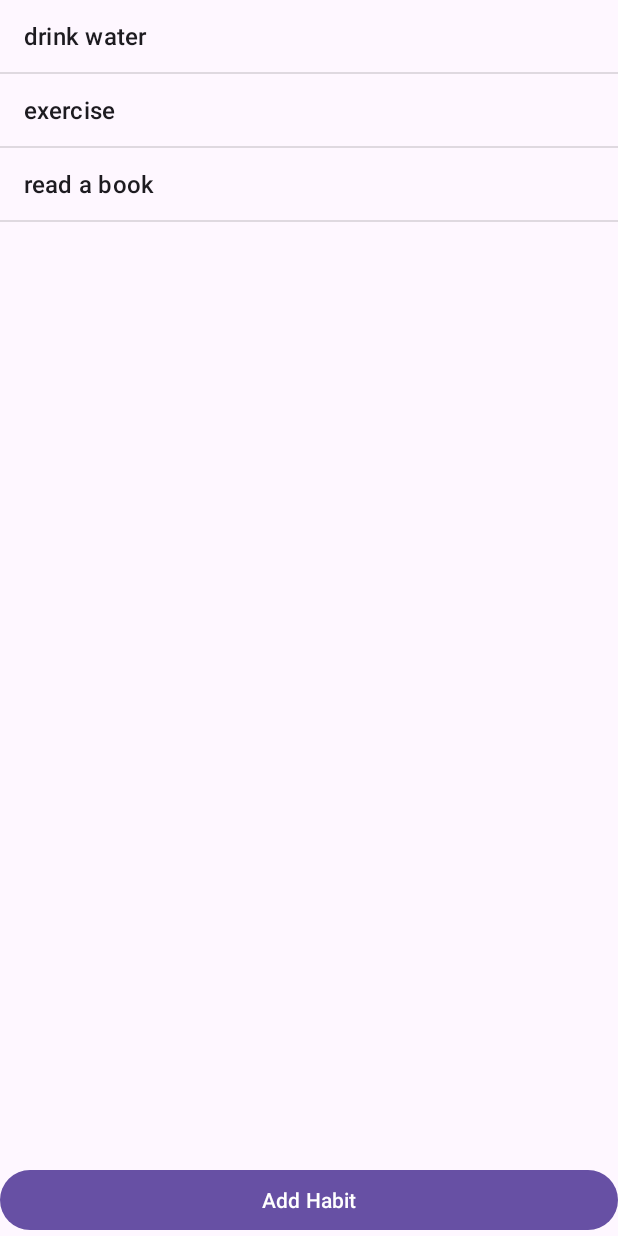
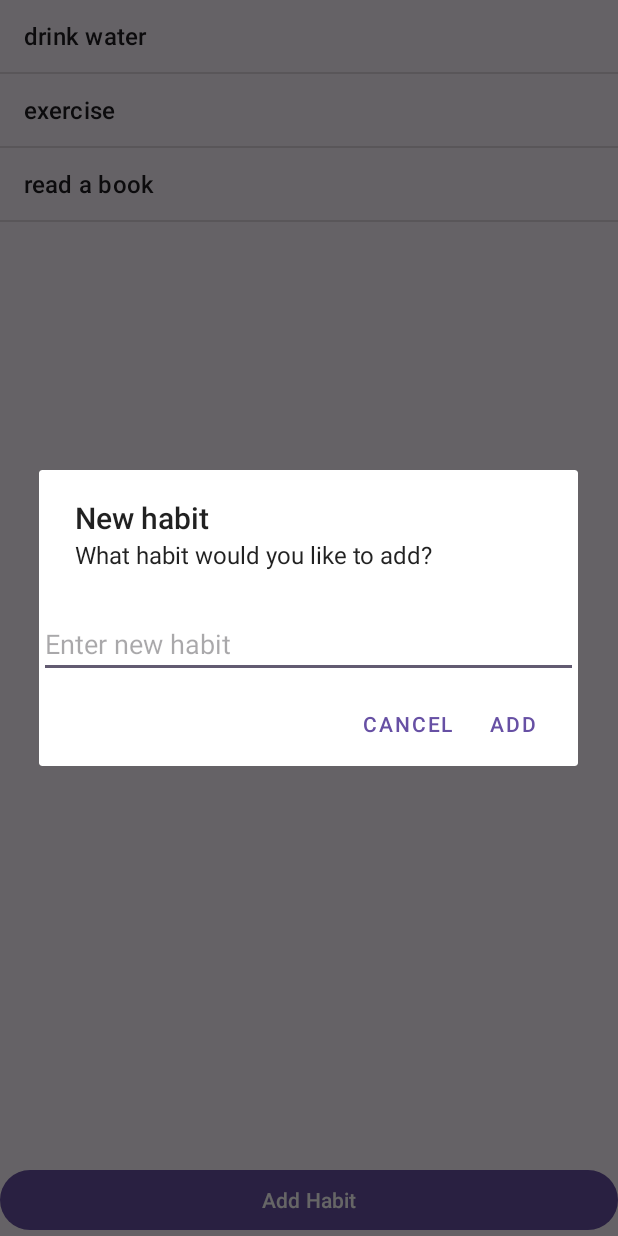
Before and after one commit to nve03g/habit_tracker_RV_NVE, an Android app: the screen it shows after launch (MainActivity), after a tap on "Add Habit", on a phone screen of 412 x 824 dp. Run offline under Robolectric (Android 15) with nearby library versions, the phone set to English and light mode, and no system bars.

Commit message:
we're able to add new habits to the hardcoded list with the button on screen

```diff
--- a/app/src/main/java/com/example/habit_tracker/MainActivity.kt
+++ b/app/src/main/java/com/example/habit_tracker/MainActivity.kt
@@ -12,6 +12,10 @@ import androidx.core.view.WindowInsetsCompat
 */
 
 class MainActivity : AppCompatActivity() {
+    // save habits and adapter as properties of the activity so we can use them anywhere in the class
+    private lateinit var habits: MutableList<String>
+    private lateinit var adapter: android.widget.ArrayAdapter<String>
+
     override fun onCreate(savedInstanceState: Bundle?) {
         super.onCreate(savedInstanceState)
         //enableEdgeToEdge()
@@ -27,7 +31,7 @@ class MainActivity : AppCompatActivity() {
         val addHabitButton: Button = findViewById(R.id.addHabitButton)
 
         // dummy list data
-        val habits = listOf("drink water", "exercise", "read a book")
+        val habits = mutableListOf("drink water", "exercise", "read a book")
         val adapter = android.widget.ArrayAdapter(
             this,
             android.R.layout.simple_list_item_1,
@@ -37,7 +41,25 @@ class MainActivity : AppCompatActivity() {
 
         // click button to add new habit
         addHabitButton.setOnClickListener{
-            // here comes button functionality
+            val inputField = android.widget.EditText(this).apply {
+                hint = "Enter new habit"
+            }
+
+            val dialog = android.app.AlertDialog.Builder(this)
+                .setTitle("New habit")
+                .setMessage("What habit would you like to add?")
+                .setView(inputField)
+                .setPositiveButton("Add") { _, _ ->
+                    val newHabit = inputField.text.toString()
+                    if (newHabit.isNotBlank()){
+                        // add new habit and update list of habits
+                        habits.add(newHabit)
+                        adapter.notifyDataSetChanged()
+                    }
+                }
+                .setNegativeButton("Cancel", null)
+                .create()
+            dialog.show()
         }
     }
 }
```
